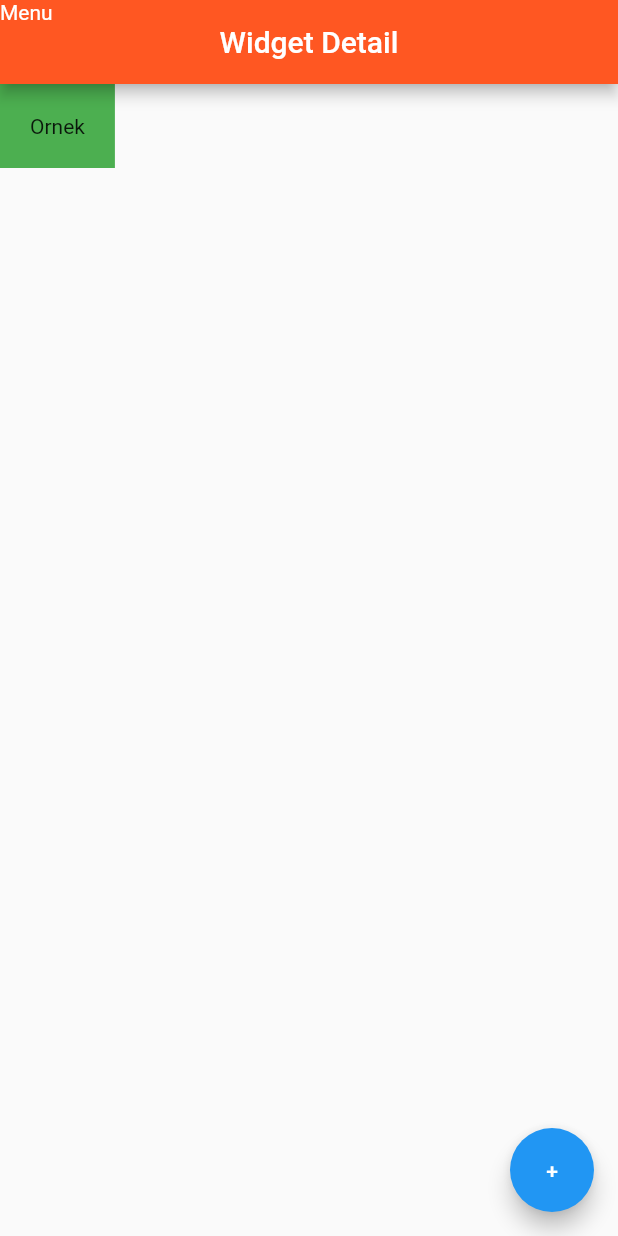
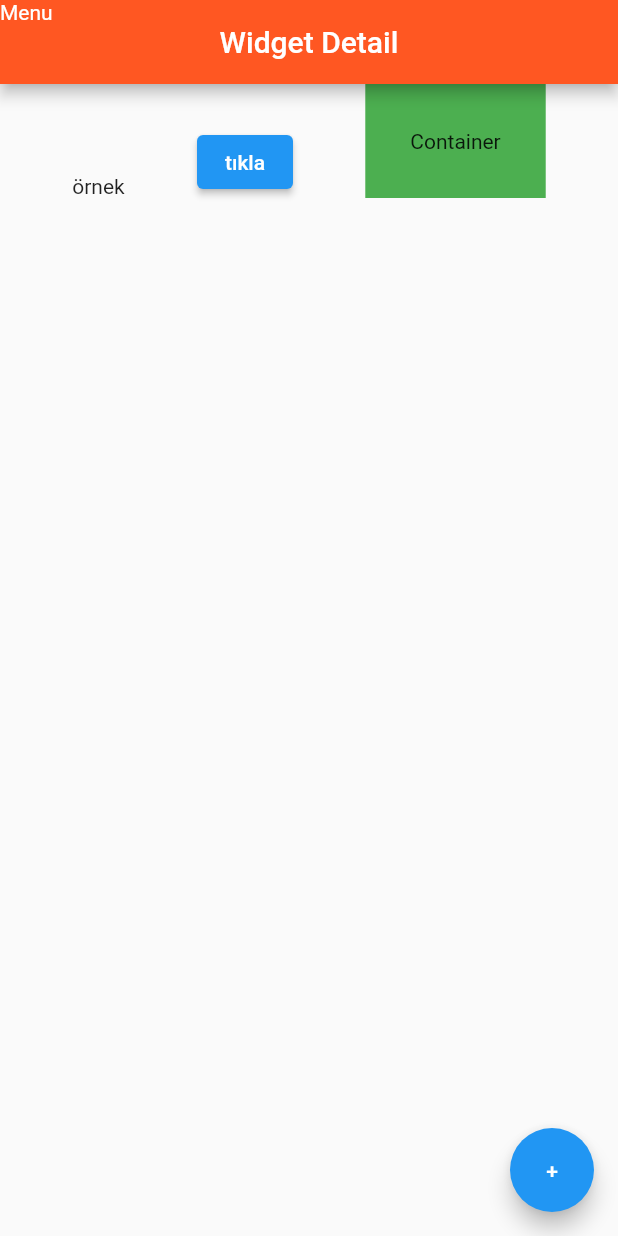
Before and after one commit to ayseturan02/flutterproject, a Flutter app: the screen it shows after launch, on a phone screen of 412 x 824 dp. Run offline on Flutter 3.47's test engine with Material 2 defaults, Android fonts, the phone set to English and light mode, and no system bars; our stand-ins replace google_fonts, hexcolor; Roboto replaces fonts that are missing (Acme).

Commit message:
Flutter Column Row I

```diff
--- a/lib/main.dart
+++ b/lib/main.dart
@@ -27,12 +27,19 @@ class _WidgetDetailState extends State<WidgetDetail> {
           backgroundColor: Colors.deepOrange,
           leading: const Text("Menu"),
         ),
-        body: Container(
-          color: Colors.green,
-          child: const Padding(
-              padding: const EdgeInsets.all(20.0),
-              child: Text("Ornek"), //altta bunu yazarsan sadece ornek yazan yer yeşil olur
-          ),
+        body: Row(
+          mainAxisAlignment: MainAxisAlignment.spaceEvenly,
+          crossAxisAlignment: CrossAxisAlignment.end,
+          children: <Widget>[
+             const Text("örnek"),
+            ElevatedButton(onPressed: () {}, child: const Text("tıkla"),
+            ),
+            Container(
+              padding: const EdgeInsets.all(30),
+              color: Colors.green,
+              child: const Text("Container"),
+            ),
+          ],
         ),
         floatingActionButton: FloatingActionButton(
           onPressed: () {
```
